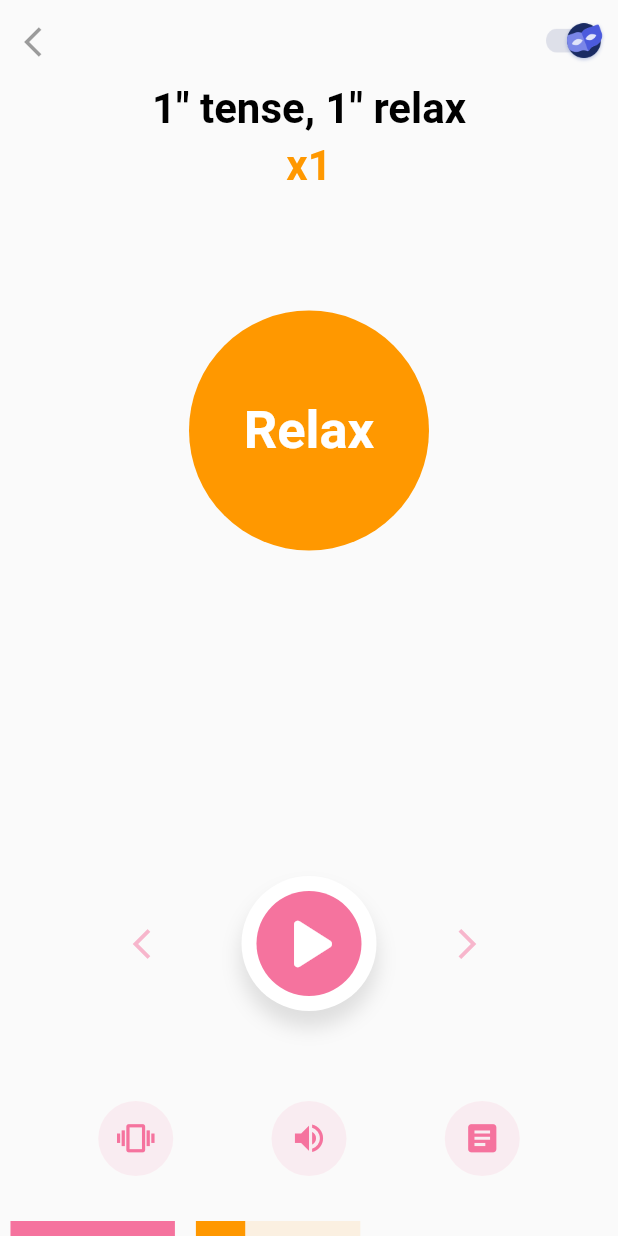
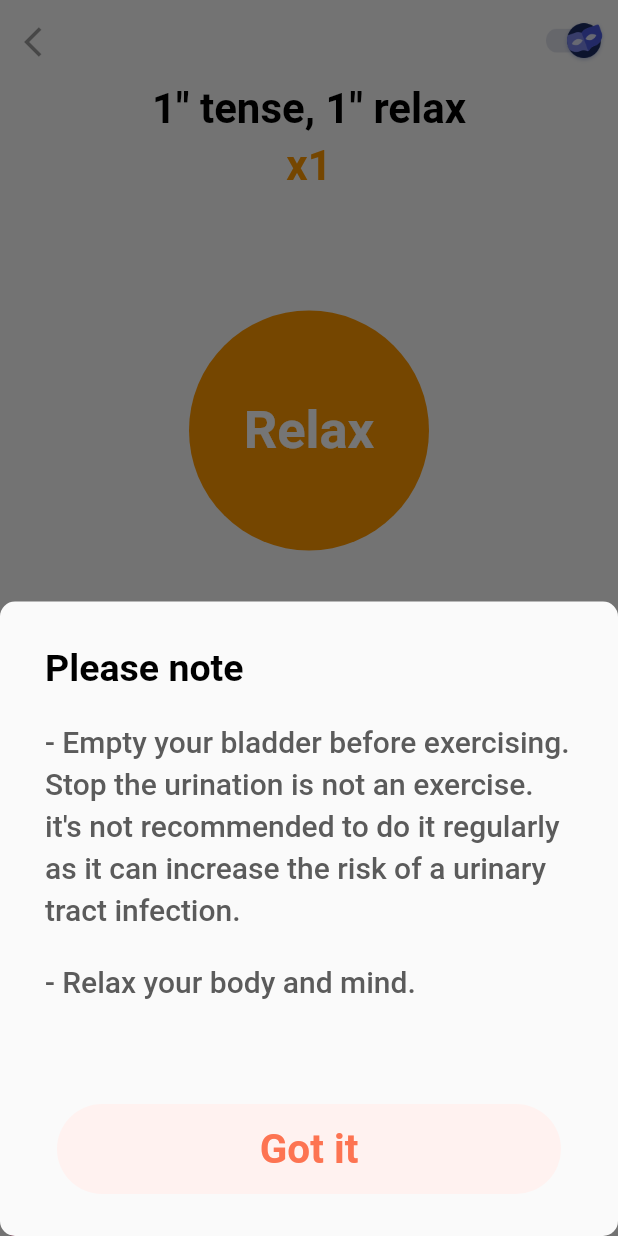
Before and after one commit to bobga/kegel_flutter_app, a Flutter app: the screen it shows after launch, after a tap on "Day 1", after a tap on "START", after a tap on the "article" icon, on a phone screen of 412 x 824 dp. Run offline on Flutter 3.47's test engine with Material 2 defaults, Android fonts, the phone set to English and light mode, and no system bars; drawn by our look-alikes of percent_indicator; our stand-ins replace carousel_slider, dots_indicator, flutter_svg, mvc_pattern, table_calendar; missing offline and left inert: global_configuration.

Commit message:
Kegel commit step 8

```diff
--- a/lib/pages/ExerciseWidget.dart
+++ b/lib/pages/ExerciseWidget.dart
@@ -10,6 +10,80 @@ class _ExerciseWidgetState extends State<ExerciseWidget> {
   bool _isRelax = true;
   bool _isPlay = false;
   bool _isPrivate = false;
+
+  void _noteModalBottomSheet(context) {
+    showModalBottomSheet(
+      shape: RoundedRectangleBorder(
+        borderRadius: BorderRadius.circular(10.0),
+      ),
+      context: context,
+      builder: (BuildContext buildContext) {
+        return SingleChildScrollView(
+          padding: EdgeInsets.only(
+            left: 30,
+            top: 30,
+            right: 30,
+            bottom: 20,
+          ),
+          child: Column(
+            crossAxisAlignment: CrossAxisAlignment.stretch,
+            children: [
+              Text(
+                "Please note",
+                style: TextStyle(
+                  color: Colors.black,
+                  fontSize: 25,
+                  fontWeight: FontWeight.bold,
+                ),
+              ),
+              SizedBox(
+                height: 20,
+              ),
+              Text(
+                "- Empty your bladder before exercising. Stop the urination is not an exercise. it's not recommended to do it regularly as it can increase the risk of a urinary tract infection.",
+                style: Theme.of(context).textTheme.headline6,
+              ),
+              SizedBox(
+                height: 20,
+              ),
+              Text(
+                "- Relax your body and mind.",
+                style: Theme.of(context).textTheme.headline6,
+              ),
+              SizedBox(
+                height: 60,
+              ),
+              TextButton(
+                onPressed: () {
+                  Navigator.pop(context);
+                },
+                child: Container(
+                  decoration: BoxDecoration(
+                    borderRadius: BorderRadius.circular(40),
+                    color: Color(0xFFFFF2F0),
+                  ),
+                  padding: const EdgeInsets.all(10.0),
+                  child: SizedBox(
+                    width: 340,
+                    height: 40,
+                    child: Center(
+                      child: Text(
+                        'Got it',
+                        style: TextStyle(
+                          fontWeight: FontWeight.bold,
+                        ),
+                      ),
+                    ),
+                  ),
+                ),
+              ),
+            ],
+          ),
+        );
+      },
+    );
+  }
+
   @override
   Widget build(BuildContext context) {
     final screenSize = MediaQuery.of(context).size;
@@ -186,7 +260,9 @@ class _ExerciseWidgetState extends State<ExerciseWidget> {
                         size: 25,
                         color: Theme.of(context).primaryColor,
                       ),
-                      onPressed: () {},
+                      onPressed: () {
+                        _noteModalBottomSheet(context);
+                      },
                     ),
                   ),
                 ],
```
Also changed, not shown: 1 other file.
